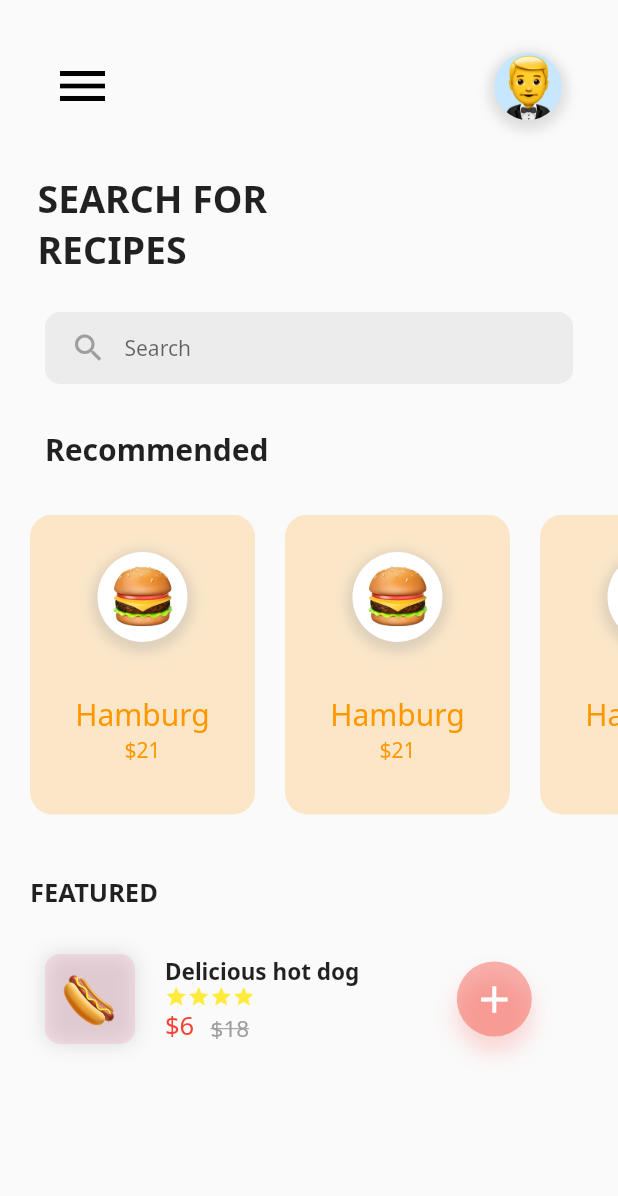
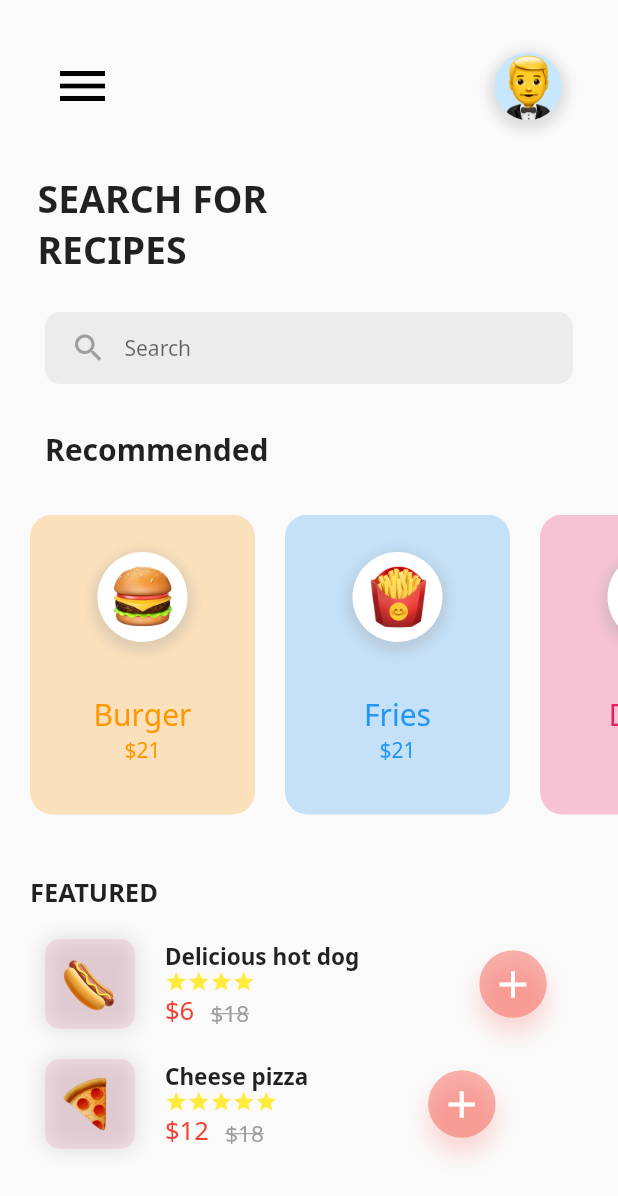
Before and after one commit to spaceman1412/emoji-app, a Flutter app: the screen it shows after launch, on a phone screen of 412 x 824 dp. Shown: the top 1196 px of the screen. Run offline on Flutter 3.47's test engine with Material 2 defaults, Android fonts, the light colour scheme and no system bars; our stand-ins replace google_fonts.

Commit message:
Done homepage screen

```diff
--- a/lib/screens/home_screen.dart
+++ b/lib/screens/home_screen.dart
@@ -31,10 +31,14 @@ class HomeScreen extends StatelessWidget {
                 child: ListView(
                   scrollDirection: Axis.horizontal,
                   children: [
-                    CardItem(),
-                    CardItem(),
-                    CardItem(),
-                    CardItem(),
+                    CardItem('assets/images/burger.png', 'Burger', '21',
+                        Colors.orange.withOpacity(0.25), Colors.orange),
+                    CardItem('assets/images/fries.png', 'Fries', '21',
+                        Colors.blue.withOpacity(0.25), Colors.blue),
+                    CardItem('assets/images/doughnut.png', 'Donut', '21',
+                        Colors.pink.withOpacity(0.25), Colors.pink),
+                    CardItem('assets/images/cheese.png', 'Cheese', '21',
+                        Colors.green.withOpacity(0.25), Colors.green),
                   ],
                 ),
               ),
@@ -45,7 +49,10 @@ class HomeScreen extends StatelessWidget {
                   style: TextStyle(fontWeight: FontWeight.bold, fontSize: 17),
                 ),
               ),
-              CustomListtile(),
+              CustomListtile('assets/images/hotdog.png', 'Delicious hot dog', 4,
+                  '6', '18'),
+              CustomListtile(
+                  'assets/images/pizza.png', 'Cheese pizza', 5, '12', '18'),
             ],
           ),
         ),
--- a/lib/widgets/card.dart
+++ b/lib/widgets/card.dart
@@ -1,9 +1,13 @@
 import 'package:flutter/material.dart';
 
 class CardItem extends StatelessWidget {
-  const CardItem({
-    Key? key,
-  }) : super(key: key);
+  final imagePath;
+  final nameItem;
+  final price;
+  final Color colorCard;
+  final Color colorText;
+  CardItem(this.imagePath, this.nameItem, this.price, this.colorCard,
+      this.colorText);
 
   @override
   Widget build(BuildContext context) {
@@ -32,7 +36,7 @@ class CardItem extends StatelessWidget {
                 child: Transform.scale(
                   scale: 0.7,
                   child: Image(
-                    image: AssetImage('assets/images/burger.png'),
+                    image: AssetImage(imagePath),
                     fit: BoxFit.contain,
                   ),
                 ),
@@ -41,12 +45,15 @@ class CardItem extends StatelessWidget {
                 height: 35,
               ),
               Text(
-                'Hamburg',
-                style: TextStyle(color: Colors.orange, fontSize: 20),
+                '$nameItem',
+                style: TextStyle(
+                  color: colorText,
+                  fontSize: 20,
+                ),
               ),
               Text(
-                '\$21',
-                style: TextStyle(color: Colors.orange),
+                '\$$price',
+                style: TextStyle(color: colorText),
               ),
             ],
           ),
@@ -54,7 +61,7 @@ class CardItem extends StatelessWidget {
         width: 150,
         height: 200,
         decoration: BoxDecoration(
-          color: Colors.orange.withOpacity(0.2),
+          color: colorCard,
           borderRadius: BorderRadius.circular(15),
         ),
       ),
--- a/lib/widgets/listtile.dart
+++ b/lib/widgets/listtile.dart
@@ -1,12 +1,19 @@
 import 'package:flutter/material.dart';
 
 class CustomListtile extends StatelessWidget {
-  const CustomListtile({Key? key}) : super(key: key);
+  final imagePath;
+  final nameItem;
+  final int starCount;
+  final finalPrice;
+  final firstPrice;
+
+  CustomListtile(this.imagePath, this.nameItem, this.starCount, this.finalPrice,
+      this.firstPrice);
 
   @override
   Widget build(BuildContext context) {
     return Padding(
-      padding: const EdgeInsets.all(30.0),
+      padding: const EdgeInsets.only(left: 30, top: 20),
       child: Row(
         children: [
           Container(
@@ -26,7 +33,7 @@ class CustomListtile extends StatelessWidget {
             child: Transform.scale(
               scale: 0.6,
               child: Image(
-                image: AssetImage('assets/images/hotdog.png'),
+                image: AssetImage(imagePath),
                 fit: BoxFit.contain,
               ),
             ),
@@ -38,47 +45,33 @@ class CustomListtile extends StatelessWidget {
               crossAxisAlignment: CrossAxisAlignment.start,
               children: [
                 Text(
-                  'Delicious hot dog',
+                  '$nameItem',
                   style: TextStyle(
                     fontWeight: FontWeight.bold,
                     fontSize: 15,
                   ),
                 ),
                 Row(
-                  children: [
-                    Icon(
+                  children: List<Widget>.generate(
+                    starCount,
+                    (index) => Icon(
                       Icons.star,
                       color: Colors.yellow,
                       size: 15,
                     ),
-                    Icon(
-                      Icons.star,
-                      color: Colors.yellow,
-                      size: 15,
-                    ),
-                    Icon(
-                      Icons.star,
-                      color: Colors.yellow,
-                      size: 15,
-                    ),
-                    Icon(
-                      Icons.star,
-                      color: Colors.yellow,
-                      size: 15,
-                    ),
-                  ],
+                  ),
                 ),
                 Row(
                   mainAxisAlignment: MainAxisAlignment.spaceBetween,
                   crossAxisAlignment: CrossAxisAlignment.end,
                   children: [
                     Text(
-                      '\$6',
+                      '\$$finalPrice',
                       style: TextStyle(color: Colors.red, fontSize: 17),
                     ),
                     Text('   '),
                     Text(
-                      '\$18',
+                      '\$$firstPrice',
                       style: TextStyle(
                           color: Colors.grey,
                           decoration: TextDecoration.lineThrough,
@@ -90,10 +83,10 @@ class CustomListtile extends StatelessWidget {
             ),
           ),
           Padding(
-            padding: const EdgeInsets.only(left: 65),
+            padding: const EdgeInsets.only(left: 80),
             child: Container(
-                width: 50,
-                height: 50,
+                width: 45,
+                height: 45,
                 decoration: BoxDecoration(
                   color: Colors.red.withOpacity(0.4),
                   boxShadow: [
```
Also changed, not shown: assets/images/cheese.png (added), assets/images/doughnut.png (added), assets/images/fries.png (added), assets/images/pizza.png (added), assets/images/popcorn.png (added), assets/images/sandwich.png (added), assets/images/taco.png (added).
